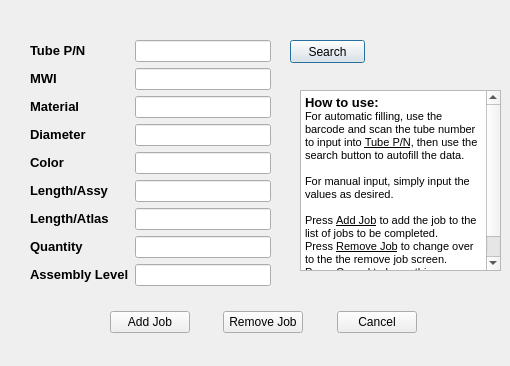
ajvaladez05/teamVATPAT, file source/jobpage.ui: the form before one commit.
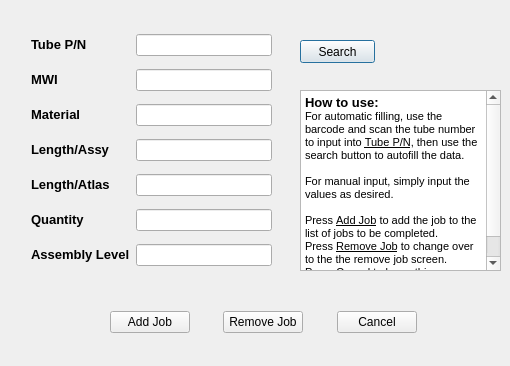
The form after the commit.

```diff
--- a/source/jobpage.ui
+++ b/source/jobpage.ui
@@ -13,119 +13,10 @@
   <property name="windowTitle">
    <string>Add Job Page</string>
   </property>
-  <widget class="QWidget" name="formLayoutWidget">
+  <widget class="QPushButton" name="pnSearchBttn">
    <property name="geometry">
     <rect>
-     <x>30</x>
-     <y>40</y>
-     <width>241</width>
-     <height>251</height>
-    </rect>
-   </property>
-   <layout class="QFormLayout" name="formLayout">
-    <item row="2" column="1">
-     <widget class="QLineEdit" name="MWI_input"/>
-    </item>
-    <item row="4" column="0">
-     <widget class="QLabel" name="Material_Lable">
-      <property name="text">
-       <string>&lt;html&gt;&lt;head/&gt;&lt;body&gt;&lt;p&gt;&lt;span style=&quot; font-size:10pt; font-weight:600;&quot;&gt;Material&lt;/span&gt;&lt;/p&gt;&lt;/body&gt;&lt;/html&gt;</string>
-      </property>
-     </widget>
-    </item>
-    <item row="4" column="1">
-     <widget class="QLineEdit" name="Material_input"/>
-    </item>
-    <item row="5" column="0">
-     <widget class="QLabel" name="Diameter_label">
-      <property name="text">
-       <string>&lt;html&gt;&lt;head/&gt;&lt;body&gt;&lt;p&gt;&lt;span style=&quot; font-size:10pt; font-weight:600;&quot;&gt;Diameter&lt;/span&gt;&lt;/p&gt;&lt;/body&gt;&lt;/html&gt;</string>
-      </property>
-     </widget>
-    </item>
-    <item row="5" column="1">
-     <widget class="QLineEdit" name="Diameter_input"/>
-    </item>
-    <item row="6" column="0">
-     <widget class="QLabel" name="Color_Label">
-      <property name="text">
-       <string>&lt;html&gt;&lt;head/&gt;&lt;body&gt;&lt;p&gt;&lt;span style=&quot; font-size:10pt; font-weight:600;&quot;&gt;Color&lt;/span&gt;&lt;/p&gt;&lt;/body&gt;&lt;/html&gt;</string>
-      </property>
-     </widget>
-    </item>
-    <item row="6" column="1">
-     <widget class="QLineEdit" name="Color_input"/>
-    </item>
-    <item row="7" column="0">
-     <widget class="QLabel" name="Lengt_assy_label">
-      <property name="text">
-       <string>&lt;html&gt;&lt;head/&gt;&lt;body&gt;&lt;p&gt;&lt;span style=&quot; font-size:10pt; font-weight:600;&quot;&gt;Length/Assy&lt;/span&gt;&lt;/p&gt;&lt;/body&gt;&lt;/html&gt;</string>
-      </property>
-     </widget>
-    </item>
-    <item row="7" column="1">
-     <widget class="QLineEdit" name="Length_assy_input"/>
-    </item>
-    <item row="8" column="0">
-     <widget class="QLabel" name="Length_atlas_label">
-      <property name="text">
-       <string>&lt;html&gt;&lt;head/&gt;&lt;body&gt;&lt;p&gt;&lt;span style=&quot; font-size:10pt; font-weight:600;&quot;&gt;Length/Atlas&lt;/span&gt;&lt;/p&gt;&lt;/body&gt;&lt;/html&gt;</string>
-      </property>
-     </widget>
-    </item>
-    <item row="8" column="1">
-     <widget class="QLineEdit" name="Length_atlas_input"/>
-    </item>
-    <item row="9" column="0">
-     <widget class="QLabel" name="Quantity_label">
-      <property name="text">
-       <string>&lt;html&gt;&lt;head/&gt;&lt;body&gt;&lt;p&gt;&lt;span style=&quot; font-size:10pt; font-weight:600;&quot;&gt;Quantity&lt;/span&gt;&lt;/p&gt;&lt;/body&gt;&lt;/html&gt;</string>
-      </property>
-     </widget>
-    </item>
-    <item row="9" column="1">
-     <widget class="QLineEdit" name="Quantity_input">
-      <property name="text">
-       <string/>
-      </property>
-      <property name="placeholderText">
-       <string/>
-      </property>
-     </widget>
-    </item>
-    <item row="1" column="0">
-     <widget class="QLabel" name="Tube_pn_label">
-      <property name="text">
-       <string>&lt;html&gt;&lt;head/&gt;&lt;body&gt;&lt;p&gt;&lt;span style=&quot; font-size:10pt; font-weight:600;&quot;&gt;Tube P/N&lt;/span&gt;&lt;/p&gt;&lt;/body&gt;&lt;/html&gt;</string>
-      </property>
-     </widget>
-    </item>
-    <item row="1" column="1">
-     <widget class="QLineEdit" name="Tube_pn_input"/>
-    </item>
-    <item row="2" column="0">
-     <widget class="QLabel" name="MWI_label">
-      <property name="text">
-       <string>&lt;html&gt;&lt;head/&gt;&lt;body&gt;&lt;p&gt;&lt;span style=&quot; font-size:10pt; font-weight:600;&quot;&gt;MWI&lt;/span&gt;&lt;/p&gt;&lt;/body&gt;&lt;/html&gt;</string>
-      </property>
-     </widget>
-    </item>
-    <item row="10" column="0">
-     <widget class="QLabel" name="assemblyLevel_label">
-      <property name="text">
-       <string>&lt;html&gt;&lt;head/&gt;&lt;body&gt;&lt;p&gt;&lt;span style=&quot; font-size:10pt; font-weight:600;&quot;&gt;Assembly Level&lt;/span&gt;&lt;/p&gt;&lt;/body&gt;&lt;/html&gt;</string>
-      </property>
-     </widget>
-    </item>
-    <item row="10" column="1">
-     <widget class="QLineEdit" name="assemblyLevel_input"/>
-    </item>
-   </layout>
-  </widget>
-  <widget class="QPushButton" name="pushButton">
-   <property name="geometry">
-    <rect>
-     <x>290</x>
+     <x>300</x>
      <y>40</y>
      <width>75</width>
      <height>23</height>
@@ -218,6 +109,95 @@
     </item>
    </layout>
   </widget>
+  <widget class="QWidget" name="">
+   <property name="geometry">
+    <rect>
+     <x>31</x>
+     <y>27</y>
+     <width>241</width>
+     <height>251</height>
+    </rect>
+   </property>
+   <layout class="QGridLayout" name="gridLayout">
+    <item row="4" column="1">
+     <widget class="QLineEdit" name="Length_atlas_input"/>
+    </item>
+    <item row="5" column="1">
+     <widget class="QLineEdit" name="Quantity_input">
+      <property name="text">
+       <string/>
+      </property>
+      <property name="placeholderText">
+       <string/>
+      </property>
+     </widget>
+    </item>
+    <item row="6" column="0">
+     <widget class="QLabel" name="assemblyLevel_label">
+      <property name="text">
+       <string>&lt;html&gt;&lt;head/&gt;&lt;body&gt;&lt;p&gt;&lt;span style=&quot; font-size:10pt; font-weight:600;&quot;&gt;Assembly Level&lt;/span&gt;&lt;/p&gt;&lt;/body&gt;&lt;/html&gt;</string>
+      </property>
+     </widget>
+    </item>
+    <item row="4" column="0">
+     <widget class="QLabel" name="Length_atlas_label">
+      <property name="text">
+       <string>&lt;html&gt;&lt;head/&gt;&lt;body&gt;&lt;p&gt;&lt;span style=&quot; font-size:10pt; font-weight:600;&quot;&gt;Length/Atlas&lt;/span&gt;&lt;/p&gt;&lt;/body&gt;&lt;/html&gt;</string>
+      </property>
+     </widget>
+    </item>
+    <item row="2" column="1">
+     <widget class="QLineEdit" name="Material_input"/>
+    </item>
+    <item row="3" column="0">
+     <widget class="QLabel" name="Lengt_assy_label">
+      <property name="text">
+       <string>&lt;html&gt;&lt;head/&gt;&lt;body&gt;&lt;p&gt;&lt;span style=&quot; font-size:10pt; font-weight:600;&quot;&gt;Length/Assy&lt;/span&gt;&lt;/p&gt;&lt;/body&gt;&lt;/html&gt;</string>
+      </property>
+     </widget>
+    </item>
+    <item row="3" column="1">
+     <widget class="QLineEdit" name="Length_assy_input"/>
+    </item>
+    <item row="6" column="1">
+     <widget class="QLineEdit" name="assemblyLevel_input"/>
+    </item>
+    <item row="0" column="1">
+     <widget class="QLineEdit" name="Tube_pn_input"/>
+    </item>
+    <item row="5" column="0">
+     <widget class="QLabel" name="Quantity_label">
+      <property name="text">
+       <string>&lt;html&gt;&lt;head/&gt;&lt;body&gt;&lt;p&gt;&lt;span style=&quot; font-size:10pt; font-weight:600;&quot;&gt;Quantity&lt;/span&gt;&lt;/p&gt;&lt;/body&gt;&lt;/html&gt;</string>
+      </property>
+     </widget>
+    </item>
+    <item row="1" column="0">
+     <widget class="QLabel" name="MWI_label">
+      <property name="text">
+       <string>&lt;html&gt;&lt;head/&gt;&lt;body&gt;&lt;p&gt;&lt;span style=&quot; font-size:10pt; font-weight:600;&quot;&gt;MWI&lt;/span&gt;&lt;/p&gt;&lt;/body&gt;&lt;/html&gt;</string>
+      </property>
+     </widget>
+    </item>
+    <item row="0" column="0">
+     <widget class="QLabel" name="Tube_pn_label">
+      <property name="text">
+       <string>&lt;html&gt;&lt;head/&gt;&lt;body&gt;&lt;p&gt;&lt;span style=&quot; font-size:10pt; font-weight:600;&quot;&gt;Tube P/N&lt;/span&gt;&lt;/p&gt;&lt;/body&gt;&lt;/html&gt;</string>
+      </property>
+     </widget>
+    </item>
+    <item row="2" column="0">
+     <widget class="QLabel" name="Material_Lable">
+      <property name="text">
+       <string>&lt;html&gt;&lt;head/&gt;&lt;body&gt;&lt;p&gt;&lt;span style=&quot; font-size:10pt; font-weight:600;&quot;&gt;Material&lt;/span&gt;&lt;/p&gt;&lt;/body&gt;&lt;/html&gt;</string>
+      </property>
+     </widget>
+    </item>
+    <item row="1" column="1">
+     <widget class="QLineEdit" name="MWI_input"/>
+    </item>
+   </layout>
+  </widget>
  </widget>
  <tabstops>
   <tabstop>Tube_pn_input</tabstop>
```
Left out of the diff: 6 changed lines with no effect on the pictures.
